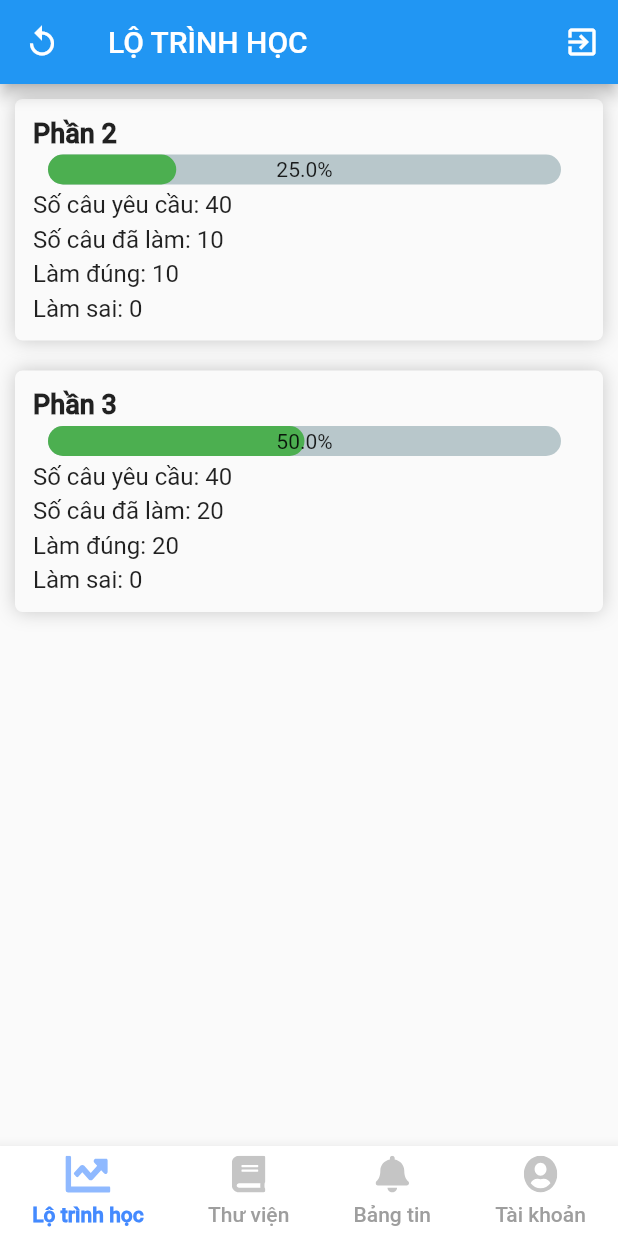
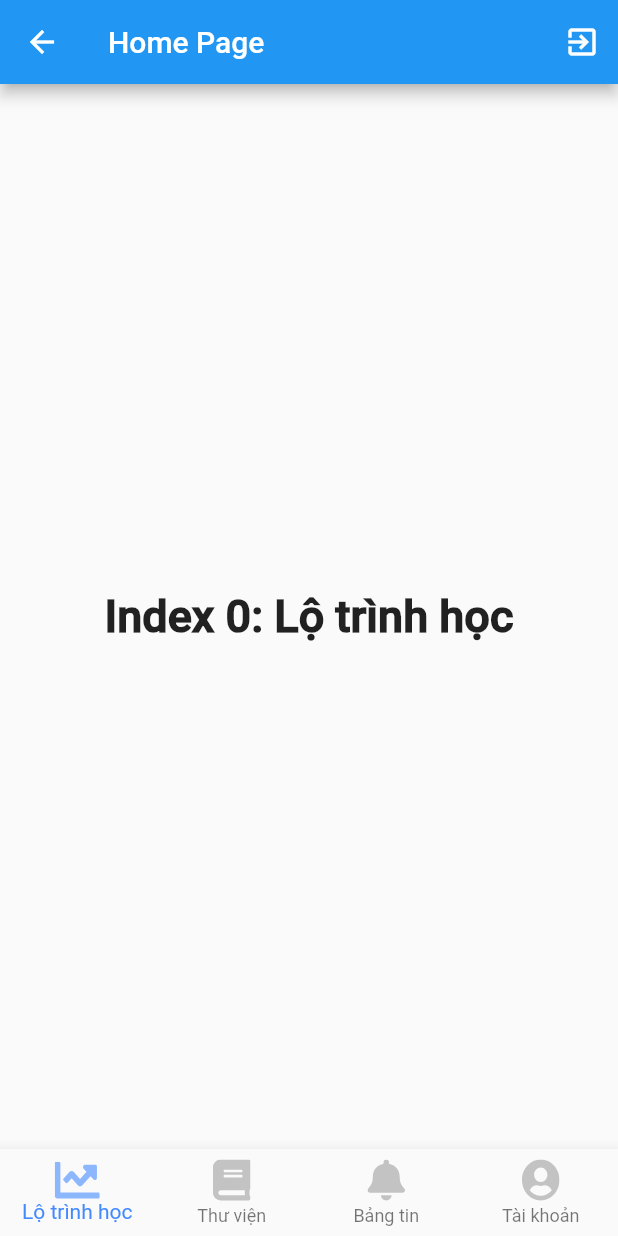
Before and after one commit to minhquan54772/unofficial-ToeicEZ, a Flutter app: the HomePage screen opened directly, on a phone screen of 412 x 824 dp. Run offline on Flutter 3.47's test engine with Material 2 defaults, Android fonts, the phone set to English and light mode, and no system bars; drawn by our look-alikes of percent_indicator; our stand-ins replace equatable, firebase_auth, flutter_bloc, flutter_svg, font_awesome_flutter, google_sign_in and 1 more; missing offline and left inert: firebase_auth_platform_interface, flutter_facebook_login; accounts and stored records are empty.

Commit message:
Upgrade navigation bottom app bar

```diff
--- a/lib/pages/home_page.dart
+++ b/lib/pages/home_page.dart
@@ -4,7 +4,7 @@ import 'package:flutter_bloc/flutter_bloc.dart';
 import 'package:flutter_svg/svg.dart';
 import 'package:toeic/blocs/authentication_bloc.dart';
 import 'package:toeic/events/authentication_event.dart';
-import 'package:percent_indicator/percent_indicator.dart';
+import 'package:toeic/temp/iPhone12ProMax1.dart';
 
 class HomePage extends StatefulWidget {
   @override
@@ -12,154 +12,87 @@ class HomePage extends StatefulWidget {
 }
 
 class _HomePageState extends State<HomePage> {
-  int curridx = 0;
+  int _selectedIndex = 0;
+
+  static const List<Widget> _widgetOptions = <Widget>[
+    Text(
+      'Index 0: Lộ trình học',
+      style: TextStyle(fontSize: 30, fontWeight: FontWeight.bold),
+    ),
+    Text(
+      'Index 1: Thư viện',
+      style: TextStyle(fontSize: 30, fontWeight: FontWeight.bold),
+    ),
+    Text(
+      'Index 2: Bảng tin',
+      style: TextStyle(fontSize: 30, fontWeight: FontWeight.bold),
+    ),
+    Text(
+      'Index 3: Tài khoản',
+      style: TextStyle(fontSize: 30, fontWeight: FontWeight.bold),
+    ),
+  ];
+
+  void _onItemTapped(int index) {
+    setState(() {
+      _selectedIndex = index;
+    });
+  }
+
   @override
   Widget build(BuildContext context) {
     // TODO: implement build
     return Scaffold(
       appBar: AppBar(
-        leading: IconButton(
-          icon: const Icon(Icons.replay),
-          onPressed: () {},
-        ),
-        title: Text('LỘ TRÌNH HỌC', textAlign: TextAlign.center),
+        title: Text('Home Page'),
         actions: <Widget>[
           IconButton(
               icon: Icon(Icons.exit_to_app),
-            onPressed: () {
-              BlocProvider.of<AuthenticationBloc>(context)
-                  .add(AuthenticationEventLoggedOut());
+              onPressed: (){
+                BlocProvider.of<AuthenticationBloc>(context).add(AuthenticationEventLoggedOut());
               },
           )
         ],
       ),
       body: Center(
-          child: ListView(
-        children: <Widget>[
-          progressPart('Phần 2', 40, 10, 10, 0),
-          progressPart('Phần 3', 40, 20, 20, 0),
-        ],
-      )),
-      bottomNavigationBar: BottomAppBar(
-        child: Container(
-          alignment: Alignment.topLeft,
-          height: 60,
-          color: Colors.white,
-          child: Row(
-            mainAxisAlignment: MainAxisAlignment.spaceAround,
-            children: <Widget>[
-              iconBtnAppbar(
-                  "assets/images/icons/icon_routine.svg", "Lộ trình học", 0),
-              iconBtnAppbar(
-                  "assets/images/icons/icon_library.svg", "Thư viện", 1),
-              iconBtnAppbar(
-                  "assets/images/icons/icon_notification.svg", "Bảng tin", 2),
-              iconBtnAppbar(
-                  "assets/images/icons/icon_profile.svg", "Tài khoản", 3),
-            ],
+        // child: Text('This is HomePage!', style: TextStyle(fontSize: 30, color: Colors.green),),
+        child: _widgetOptions.elementAt(_selectedIndex),
       ),
+      bottomNavigationBar: BottomNavigationBar(
+        type: BottomNavigationBarType.fixed,
+        items: <BottomNavigationBarItem>[
+          BottomNavigationBarItem(
+            icon: SvgPicture.asset(
+                "assets/images/icons/icon_routine.svg",
+                color: _selectedIndex == 0 ? Colors.blueAccent : Colors.grey,
             ),
+            label: 'Lộ trình học',
           ),
-    );
-  }
-
-  GestureDetector iconBtnAppbar(String iconpath, String title, int index) {
-    return GestureDetector(
-      onTap: () {
-        setState(() {
-          curridx = index;
-        });
-      },
-      child: Column(
-        mainAxisAlignment: MainAxisAlignment.center,
-        children: <Widget>[
-          SvgPicture.asset(
-            iconpath,
-            height: 25,
-            color: curridx == index ? Colors.blueAccent : Colors.grey,
+          BottomNavigationBarItem(
+            icon: SvgPicture.asset(
+              "assets/images/icons/icon_library.svg",
+              color: _selectedIndex == 1 ? Colors.blueAccent : Colors.grey,
             ),
-          SizedBox(
-            height: 6,
+            label: 'Thư viện',
           ),
-          Text(
-            title,
-            style: TextStyle(
-                fontSize: 14,
-                fontWeight:
-                    curridx == index ? FontWeight.w700 : FontWeight.w600,
-                color: curridx == index ? Colors.blueAccent : Colors.grey),
-          )
-        ],
+          BottomNavigationBarItem(
+            icon: SvgPicture.asset(
+              "assets/images/icons/icon_notification.svg",
+              color: _selectedIndex == 2 ? Colors.blueAccent : Colors.grey,
             ),
-    );
-  }
-
-  Container progressPart(
-      String _title, int _require, int _done, int _correct, int _wrong) {
-    double _percent = _done / _require;
-    String _percentText = (_percent * 100).toString() + '%';
-    return Container(
-      padding: EdgeInsets.all(10.0),
-      margin: EdgeInsets.all(10.0),
-      decoration: BoxDecoration(
-          color: Colors.grey[50],
-          borderRadius: BorderRadius.all(Radius.circular(5.0)),
-          boxShadow: [
-            BoxShadow(blurRadius: 10, color: Colors.black.withOpacity(0.2))
-          ]),
-      child: Column(
-        mainAxisAlignment: MainAxisAlignment.center,
-        crossAxisAlignment: CrossAxisAlignment.start,
-        children: <Widget>[
-          Padding(
-            padding: const EdgeInsets.all(2.0),
-            child: Text(
-              _title,
-              style: TextStyle(fontWeight: FontWeight.bold, fontSize: 18),
+            label: 'Bảng tin',
           ),
+          BottomNavigationBarItem(
+            icon: SvgPicture.asset(
+              "assets/images/icons/icon_profile.svg",
+              color: _selectedIndex == 3 ? Colors.blueAccent : Colors.grey,
             ),
-          Padding(
-            padding: const EdgeInsets.all(2.0),
-            child: new LinearPercentIndicator(
-              width: MediaQuery.of(context).size.width - 50,
-              animation: true,
-              lineHeight: 20.0,
-              animationDuration: 1000,
-              percent: _percent,
-              center: Text(_percentText),
-              linearStrokeCap: LinearStrokeCap.roundAll,
-              progressColor: Colors.green,
-            ),
-          ),
-          Padding(
-            padding: const EdgeInsets.all(2.0),
-            child: Text(
-              'Số câu yêu cầu: ' + _require.toString(),
-              style: TextStyle(fontSize: 16),
-            ),
-          ),
-          Padding(
-            padding: const EdgeInsets.all(2.0),
-            child: Text(
-              'Số câu đã làm: ' + _done.toString(),
-              style: TextStyle(fontSize: 16),
-            ),
-          ),
-          Padding(
-            padding: const EdgeInsets.all(2.0),
-            child: Text(
-              'Làm đúng: ' + _correct.toString(),
-              style: TextStyle(fontSize: 16),
-            ),
-          ),
-          Padding(
-            padding: const EdgeInsets.all(2.0),
-            child: Text(
-              'Làm sai: ' + _wrong.toString(),
-              style: TextStyle(fontSize: 16),
-            ),
+            label: 'Tài khoản',
           ),
         ],
+        currentIndex: _selectedIndex,
+        selectedItemColor: Colors.blueAccent,
+        onTap: _onItemTapped,
       ),
     );
   }
```
Lines whose indentation alone changed are shown as unchanged.
